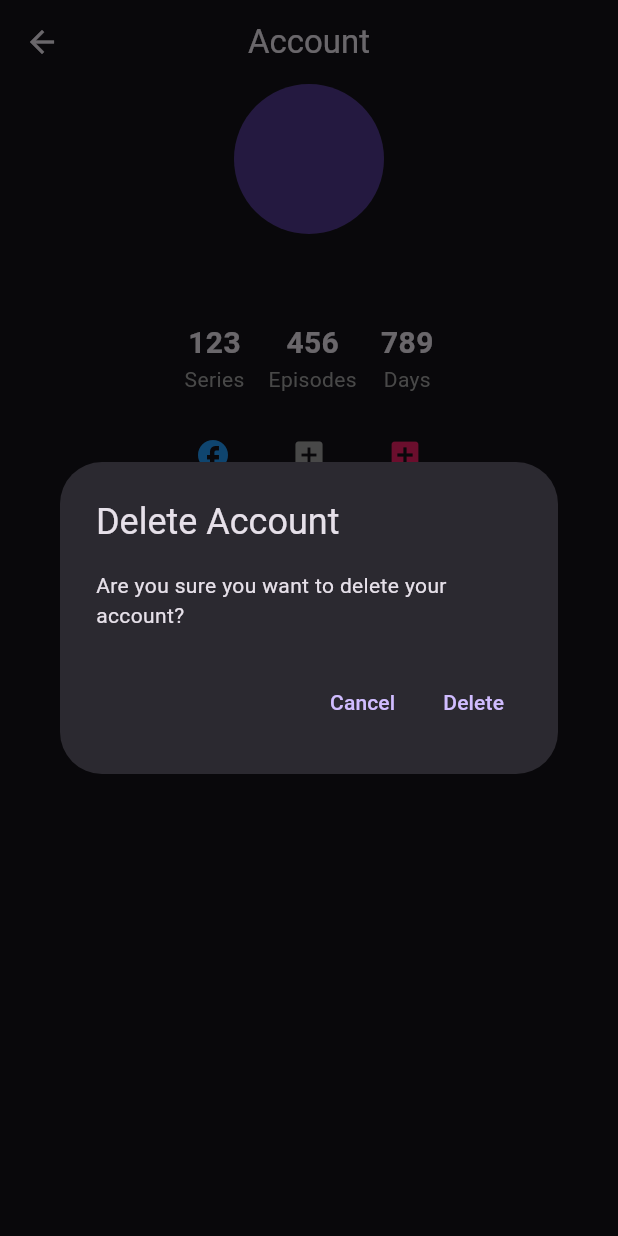
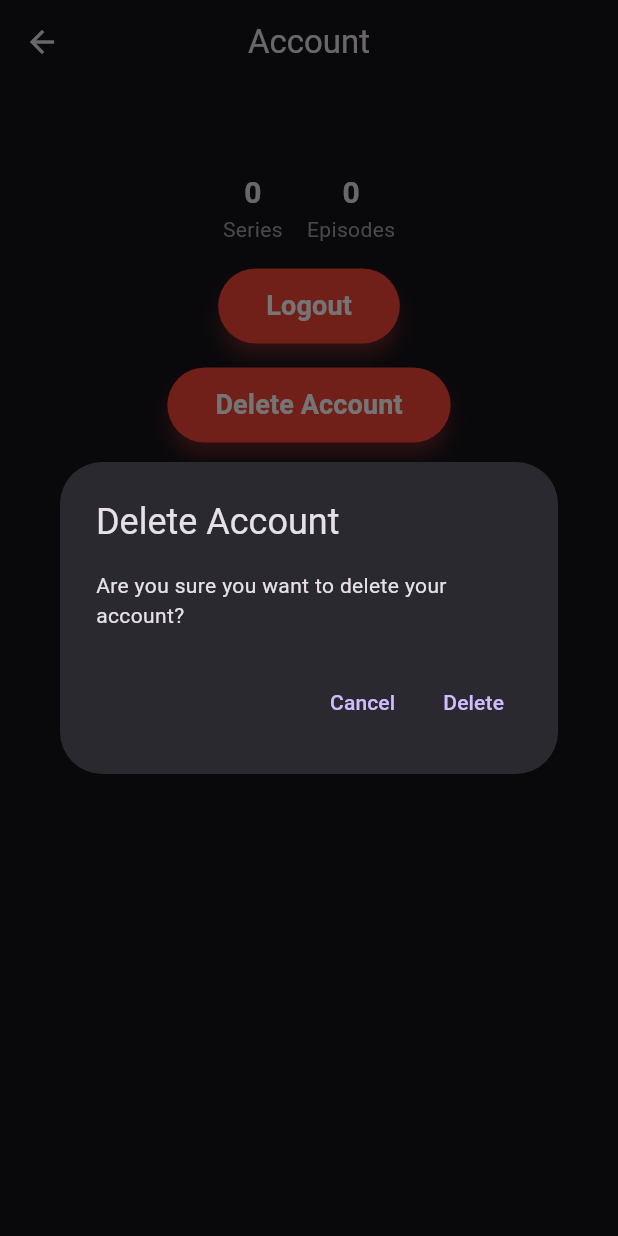
Before and after one commit to CharlesPeslerbe/WatchTrack, a Flutter app: the AccountPage screen opened by its route, after a tap on "Delete Account", on a phone screen of 412 x 824 dp. Run offline on Flutter 3.47's test engine with Material 3 defaults, Android fonts, the phone set to English and light mode, and no system bars; our stand-ins replace firebase_auth, firebase_core, firebase_storage; accounts and stored records are empty; network calls fail.

Commit message:
Version presentation

```diff
--- a/lib/ui/account.dart
+++ b/lib/ui/account.dart
@@ -1,5 +1,7 @@
 import 'package:flutter/material.dart';
 import 'package:firebase_auth/firebase_auth.dart';
+import 'package:firebase_storage/firebase_storage.dart';
+import 'dart:convert';
 
 class AccountPage extends StatefulWidget {
   final String title;
@@ -12,11 +14,41 @@ class AccountPage extends StatefulWidget {
 
 class _AccountPageState extends State<AccountPage> {
   late User? _user;
+  int _totalShows = 0;
+  int _totalEpisodes = 0;
 
   @override
   void initState() {
     super.initState();
     _user = FirebaseAuth.instance.currentUser;
+    _loadUserStatistics();
+  }
+
+  Future<void> _loadUserStatistics() async {
+    if (_user != null) {
+      try {
+        final ref = FirebaseStorage.instance.ref('${_user!.uid}/episodes.json');
+        final data = await ref.getData();
+        if (data != null) {
+          final jsonData = jsonDecode(utf8.decode(data));
+          _parseStatistics(jsonData);
+        }
+      } catch (e) {
+        print("Error loading user statistics: $e");
+      }
+    }
+  }
+
+  void _parseStatistics(Map<String, dynamic> jsonData) {
+    if (jsonData.containsKey('shows')) {
+      final shows = jsonData['shows'] as List<dynamic>;
+      _totalShows = shows.length;
+      _totalEpisodes = shows.fold(0, (total, show) {
+        final watchedEpisodes = show['watchedEpisodes'] as List<dynamic>;
+        return total + watchedEpisodes.length;
+      });
+      setState(() {});
+    }
   }
 
   Future<void> _signOut() async {
@@ -27,7 +59,7 @@ class _AccountPageState extends State<AccountPage> {
   Future<void> _deleteAccount() async {
     return showDialog<void>(
       context: context,
-      barrierDismissible: false, // user must tap button!
+      barrierDismissible: false,
       builder: (BuildContext context) {
         return AlertDialog(
           title: Text('Delete Account'),
@@ -51,7 +83,7 @@ class _AccountPageState extends State<AccountPage> {
                 Navigator.of(context).pop();
                 try {
                   await _user!.delete();
-                  await _signOut(); // Call sign out method to redirect to login
+                  await _signOut();
                 } catch (e) {
                   print(e);
                   ScaffoldMessenger.of(context).showSnackBar(
@@ -77,63 +109,27 @@ class _AccountPageState extends State<AccountPage> {
         child: Column(
           crossAxisAlignment: CrossAxisAlignment.center,
           children: [
-            // Display user's profile photo
-            CircleAvatar(
-              radius: 50,
-              backgroundImage: _user != null && _user!.photoURL != null
-                  ? NetworkImage(_user!.photoURL!)
-                  : AssetImage('assets/default_profile.png') as ImageProvider,
-            ),
             SizedBox(height: 16),
-            // Display user's display name
-            Text(
-              _user != null ? _user!.displayName ?? 'Username' : 'Username',
-              style: TextStyle(
-                fontSize: 24,
-                fontWeight: FontWeight.bold,
+            Center(
+              child: Text(
+                _user != null ? _user!.email ?? 'Email not available' : 'User not logged in',
+                style: TextStyle(
+                  fontSize: 24,
+                  fontWeight: FontWeight.bold,
+                ),
+                textAlign: TextAlign.center,
               ),
             ),
             SizedBox(height: 8),
-            // Display user statistics (you may replace dummy values with actual user data)
             Row(
               mainAxisAlignment: MainAxisAlignment.center,
               children: [
-                // Number of followed series
-                _buildStatistic('123', 'Series'),
+                _buildStatistic(_totalShows.toString(), 'Series'),
                 SizedBox(width: 16),
-                // Number of episodes watched
-                _buildStatistic('456', 'Episodes'),
-                SizedBox(width: 16),
-                // Number of days spent watching series
-                _buildStatistic('789', 'Days'),
+                _buildStatistic(_totalEpisodes.toString(), 'Episodes'),
               ],
             ),
             SizedBox(height: 16),
-            // Social media login buttons
-            Row(
-              mainAxisAlignment: MainAxisAlignment.center,
-              children: [
-                IconButton(
-                  icon: Icon(Icons.facebook),
-                  color: Colors.blue,
-                  onPressed: () {},
-                ),
-                SizedBox(width: 16),
-                IconButton(
-                  icon: Icon(Icons.add_box),
-                  color: Colors.grey,
-                  onPressed: () {},
-                ),
-                SizedBox(width: 16),
-                IconButton(
-                  icon: Icon(Icons.add_box),
-                  color: Colors.pink,
-                  onPressed: () {},
-                ),
-              ],
-            ),
-            SizedBox(height: 16),
-            // Fancy logout button
             ElevatedButton(
               onPressed: _signOut,
               style: ElevatedButton.styleFrom(
@@ -154,7 +150,6 @@ class _AccountPageState extends State<AccountPage> {
               ),
             ),
             SizedBox(height: 16),
-            // Delete account button
             ElevatedButton(
               onPressed: _user != null ? _deleteAccount : null,
               style: ElevatedButton.styleFrom(
@@ -180,7 +175,6 @@ class _AccountPageState extends State<AccountPage> {
     );
   }
 
-  // Helper method to build statistics widget
   Widget _buildStatistic(String value, String label) {
     return Column(
       children: [
```
Also changed, not shown: lib/api/tvmaze_api.dart (+25 -2 lines), lib/storage/storage_service.dart (+10 -12 lines), lib/ui/watchlist.dart (+105 -3 lines).
